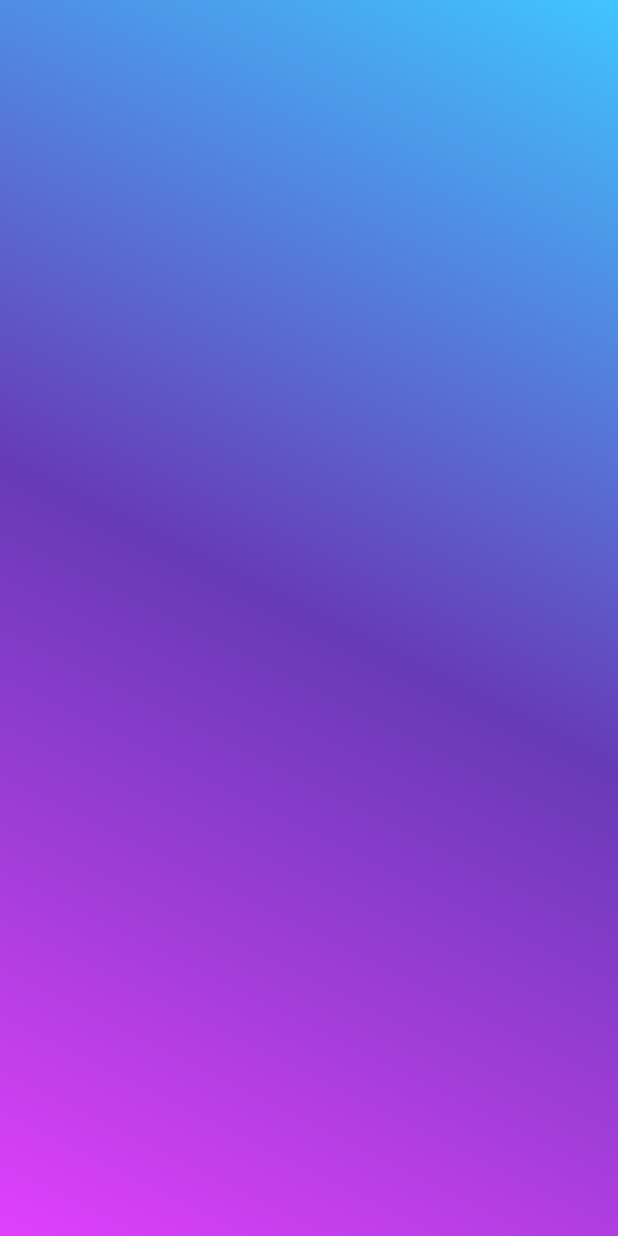
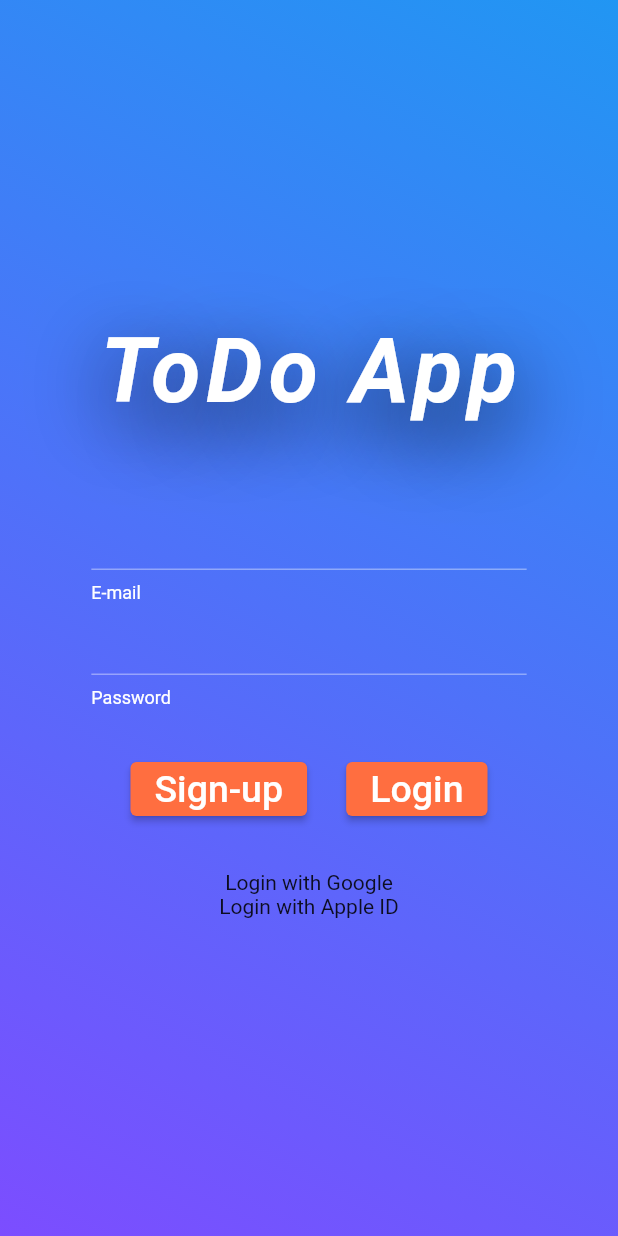
Before and after one commit to BitNers/fluttertodolist, a Flutter app: the screen it shows after launch, after a tap on "Let's move on", on a phone screen of 412 x 824 dp. Run offline on Flutter 3.47's test engine with Material 2 defaults, Android fonts, the phone set to English and light mode, and no system bars; network calls fail; Roboto replaces fonts that are missing (Nunito).

Commit message:
Updating Main, Adding AppTheme for Colors, Creating Feature for Login/SignUp, updating Welcome Page

```diff
--- a/lib/main.dart
+++ b/lib/main.dart
@@ -1,3 +1,6 @@
+// == Importing Styles
+import 'themes/app_theme.dart';
+
 // == Importing Views
 import 'views/welcome/welcome.dart';
 
@@ -5,10 +8,11 @@ import 'views/welcome/welcome.dart';
 import 'package:flutter/material.dart';
 import 'package:flutter/services.dart';
 
-void main() {runApp(const MyApp());}
 
-class MyApp extends StatelessWidget {
-  const MyApp({Key? key}) : super(key: key);
+void main() {runApp(const StartUp());}
+
+class StartUp extends StatelessWidget {
+  const StartUp({Key? key}) : super(key: key);
 
   @override
   Widget build(BuildContext context) {
@@ -20,6 +24,8 @@ class MyApp extends StatelessWidget {
       debugShowCheckedModeBanner: false,
       title: 'Todo-List',
       home: WelcomeScreen(),
+      theme: AppTheme.defineLight(),
+      darkTheme: AppTheme.defineDark(),
     );
   }
 }
--- /dev/null
+++ b/lib/themes/app_theme.dart
@@ -0,0 +1,36 @@
+import 'package:flutter/material.dart';
+
+@immutable
+class AppTheme {
+  static ThemeData defineLight() {
+    return ThemeData(
+      fontFamily: "Nunito",
+
+      colorScheme: ColorScheme(
+          primaryVariant: Colors.purple,
+          secondaryVariant: Colors.blueAccent,
+          surface: Colors.blue,
+          background: Colors.black38,
+          error: Colors.red,
+          onError: Colors.redAccent,
+          onPrimary: Colors.white,
+          onSecondary: Colors.deepPurpleAccent,
+          onSurface: Colors.white,
+          onBackground: Colors.black38,
+          brightness: Brightness.light,
+          primary: Colors.deepOrangeAccent,
+          secondary: Colors.deepPurple,
+
+      ),
+    );
+  }
+
+    static ThemeData defineDark() {
+      return ThemeData(
+        fontFamily: "Nunito",
+        primaryColor: Colors.lightBlueAccent,
+        accentColor: Colors.deepPurple,
+        focusColor: Colors.deepPurple,
+      );
+  }
+}
--- a/lib/views/login/login_signup.dart
+++ b/lib/views/login/login_signup.dart
@@ -8,6 +8,11 @@ class WidgetLogin extends StatefulWidget {
 }
 
 class _WidgetLoginState extends State<WidgetLogin> {
+
+  final GlobalKey<FormState> _formKey = GlobalKey<FormState>();
+  String _email = "";
+  String _passwd = "";
+
   @override
   Widget build(BuildContext context) {
     return Scaffold(
@@ -18,12 +23,120 @@ class _WidgetLoginState extends State<WidgetLogin> {
                       begin: Alignment.topRight,
                       end: Alignment.bottomLeft,
                       colors: [
-                        Colors.lightBlueAccent,
-                        Colors.deepPurple,
-                        Colors.purpleAccent,
+                        Theme.of(context).primaryColor,
+                        Theme.of(context).colorScheme.onSecondary,
                       ]
                   )
               ),
+
+            child: Row(
+              mainAxisAlignment: MainAxisAlignment.center,
+              mainAxisSize: MainAxisSize.max,
+
+              children:<Widget>[
+                Column(
+                  mainAxisAlignment: MainAxisAlignment.center,
+                    children: [
+
+                      Text("ToDo App",
+                            style:TextStyle (
+                                fontFamily: 'Nunito',
+                                fontStyle: FontStyle.italic,
+                                fontSize: 60.0,
+                                fontWeight: FontWeight.bold,
+                                color: Colors.white,
+                                letterSpacing: 3.5,
+                                shadows: [
+                                  Shadow(color: Colors.black, blurRadius: 70, offset: Offset(0, 15))
+                                ]
+                            )
+                      ),
+
+
+                      SizedBox(height: 20,),
+
+                      Form(
+                        key: _formKey,
+                        child:Container(
+                          //color: Colors.red,
+                          width: MediaQuery.of(context).size.width * 0.85,
+                          child: Padding(
+                            padding: const EdgeInsets.all(30.0),
+                            child: Column(
+                                crossAxisAlignment: CrossAxisAlignment.start,
+                                mainAxisAlignment: MainAxisAlignment.center,
+                                children: <Widget>[
+                                  TextFormField(
+                                    decoration: InputDecoration(helperText: "E-mail",
+                                          helperStyle: TextStyle(color: Theme.of(context).colorScheme.onPrimary)
+                                    ),
+                                    autocorrect: false,
+                                    style: TextStyle(
+                                        color: Theme.of(context).colorScheme.onPrimary
+                                    ),
+                                    validator: (String? value){
+                                      return (value != null && value.isEmpty) ? 'E-mail is required.' : null;
+                                    },
+                                  ),
+                                  TextFormField(
+                                    decoration: InputDecoration(helperText: "Password",
+                                        helperStyle: TextStyle(color: Theme.of(context).colorScheme.onPrimary)
+                                    ),
+                                    obscureText: true,
+                                    enableSuggestions: false,
+                                    autocorrect: false,
+                                    obscuringCharacter: "*",
+                                    style: TextStyle(
+                                      color: Theme.of(context).colorScheme.onPrimary
+                        ),
+                                    validator: (String? value){
+                                      return (value != null && value.isEmpty) ? 'Password is required.' : null;
+                                    },
+                                  ),
+                                  SizedBox(height: 30,),
+                                  Container(
+                                    child: Row(
+                                        mainAxisAlignment: MainAxisAlignment.spaceEvenly,
+                                        mainAxisSize: MainAxisSize.max,
+
+                                        children: [
+                                          ElevatedButton(
+                                            onPressed: () {print("a");},
+                                            child: Text(
+                                              'Sign-up',
+                                              style: TextStyle(fontSize: 25.0),
+                                            ),
+                                          ),
+
+                                          ElevatedButton(
+                                            onPressed: () {print("a");},
+                                            child: Text(
+                                              'Login',
+                                              style: TextStyle(fontSize: 25.0),
+                                            ),
+                                          )
+                                          ],
+                                    ),
+                                  )
+                                ],
+                            ),
+                          ),
+                        ),
+                      ),
+
+
+
+                      Column(
+                        children: [
+                          Text("Login with Google"),
+                          Text("Login with Apple ID")
+                        ],
+                      )
+                    ]
+                )
+              ]
+
+            ),
             //child: Text("hello"),
           ),
       ),
--- a/lib/views/welcome/welcome.dart
+++ b/lib/views/welcome/welcome.dart
@@ -1,5 +1,7 @@
 import 'package:flutter/material.dart';
 import '../login/login_signup.dart';
+
+import '../../themes/app_theme.dart';
 
 class WelcomeScreen extends StatefulWidget {
   const WelcomeScreen({Key? key}) : super(key: key);
@@ -9,6 +11,7 @@ class WelcomeScreen extends StatefulWidget {
 }
 
 class _WelcomeScreenState extends State<WelcomeScreen> {
+
   @override
   Widget build(BuildContext context) {
     return Scaffold(
@@ -19,10 +22,8 @@ class _WelcomeScreenState extends State<WelcomeScreen> {
                 begin: Alignment.topRight,
                 end: Alignment.bottomLeft,
                 colors: [
-                  Colors.lightBlueAccent,
-                  Colors.deepPurple,
-                  Colors.purpleAccent,
-
+                  Theme.of(context).primaryColor,
+                  Theme.of(context).colorScheme.onSecondary,
                 ]
               )
             ),
```
